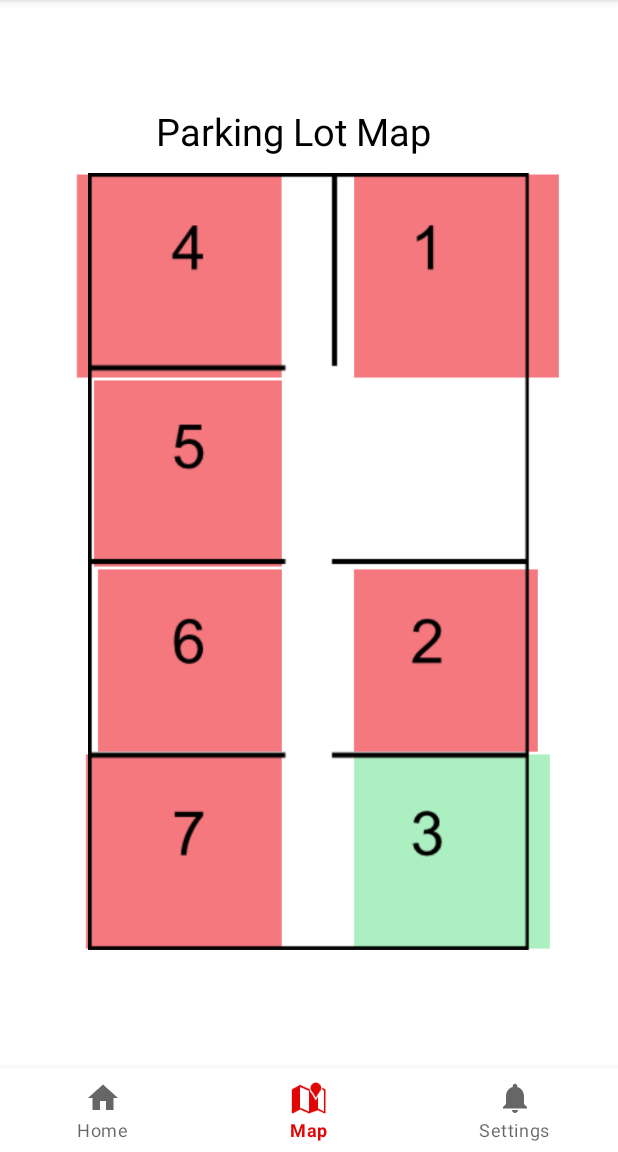
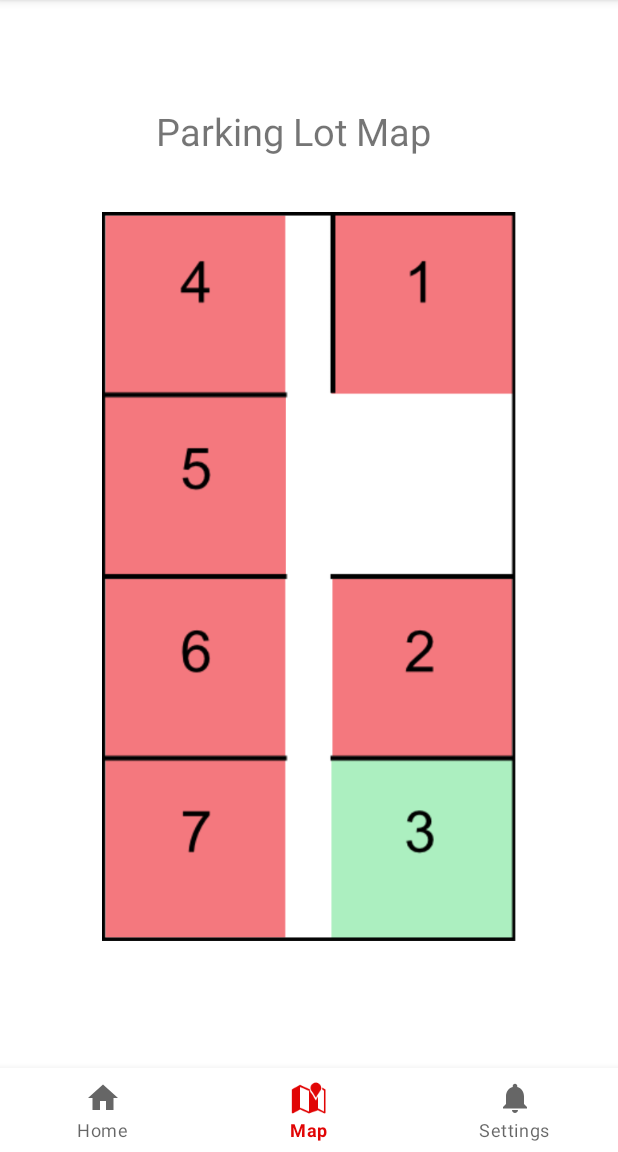
Before and after one commit to piper56M/SmartParkingApp, an Android app: the DashboardFragment screen opened through its navigation route, on a phone screen of 412 x 824 dp, the part 84-1236 px from its top. Run offline under Robolectric (Android 15) with nearby library versions, the phone set to English and light mode, and no system bars; our stand-ins replace Firebase (no records; nobody signed in at launch, a user with empty details on screens opened directly), navigation-ui; 12 statements that could not run were skipped.

Commit message:
Layout + Noti + text

```diff
--- a/app/src/main/java/com/piotrowski/smartparkingapp/ui/dashboard/DashboardFragment.java
+++ b/app/src/main/java/com/piotrowski/smartparkingapp/ui/dashboard/DashboardFragment.java
@@ -29,7 +29,7 @@
 
         binding = FragmentDashboardBinding.inflate(inflater, container, false);
         View root = binding.getRoot();
-        ImageView map = binding.imageView;
+        ImageView map = binding.map;
         int nightModeFlags =
                 getContext().getResources().getConfiguration().uiMode &
                         Configuration.UI_MODE_NIGHT_MASK;
--- a/app/src/main/res/layout/fragment_dashboard.xml
+++ b/app/src/main/res/layout/fragment_dashboard.xml
@@ -8,6 +8,26 @@
     android:layout_height="match_parent"
     tools:context=".ui.dashboard.DashboardFragment">
 
+    <TextView
+        android:id="@+id/Parking_Lot_Map"
+        android:layout_width="wrap_content"
+        android:layout_height="wrap_content"
+        android:text="@string/parkinglotmap"
+        android:textSize="25sp"
+        app:layout_constraintBottom_toBottomOf="parent"
+        app:layout_constraintEnd_toEndOf="parent"
+        app:layout_constraintHorizontal_bias="0.456"
+        app:layout_constraintStart_toStartOf="parent"
+        app:layout_constraintTop_toTopOf="parent"
+        app:layout_constraintVertical_bias="0.022" />
+
+    <androidx.constraintlayout.widget.ConstraintLayout
+        android:layout_width="280dp"
+        android:layout_height="486dp"
+        app:layout_constraintTop_toTopOf="parent"
+        app:layout_constraintBottom_toBottomOf="parent"
+        app:layout_constraintStart_toStartOf="parent"
+        app:layout_constraintEnd_toEndOf="parent">
 
         <androidx.constraintlayout.widget.Guideline
             android:id="@+id/guideline4"
@@ -21,161 +41,91 @@
             android:layout_width="wrap_content"
             android:layout_height="wrap_content"
             android:orientation="vertical"
-        app:layout_constraintGuide_percent="0.57" />
+            app:layout_constraintGuide_percent="0.54" />
 
-    <androidx.constraintlayout.widget.Guideline
-        android:id="@+id/guideline6"
-        android:layout_width="wrap_content"
-        android:layout_height="wrap_content"
-        android:orientation="vertical"
-        app:layout_constraintGuide_percent="0.07" />
-
-    <androidx.constraintlayout.widget.Guideline
-        android:id="@+id/guideline3"
-        android:layout_width="wrap_content"
-        android:layout_height="wrap_content"
-        android:orientation="vertical"
-        app:layout_constraintGuide_percent="0.93" />
-
-    <androidx.constraintlayout.widget.Guideline
-        android:id="@+id/hguideline2"
-        android:layout_width="wrap_content"
-        android:layout_height="wrap_content"
-        android:orientation="horizontal"
-        app:layout_constraintGuide_percent="0.88" />
-
-    <androidx.constraintlayout.widget.Guideline
-        android:id="@+id/hguideline3"
-        android:layout_width="wrap_content"
-        android:layout_height="wrap_content"
-        android:orientation="horizontal"
-        app:layout_constraintGuide_percent="0.68" />
-
-    <androidx.constraintlayout.widget.Guideline
-        android:id="@+id/hguideline4"
-        android:layout_width="wrap_content"
-        android:layout_height="wrap_content"
-        android:orientation="horizontal"
-        app:layout_constraintGuide_percent="0.492
-" />
-
-    <androidx.constraintlayout.widget.Guideline
-        android:id="@+id/hguideline5"
-        android:layout_width="wrap_content"
-        android:layout_height="wrap_content"
-        android:orientation="horizontal"
-        app:layout_constraintGuide_percent="0.3" />
-
-    <androidx.constraintlayout.widget.Guideline
-        android:id="@+id/hguideline6"
-        android:layout_width="wrap_content"
-        android:layout_height="wrap_content"
-        android:orientation="horizontal"
-        app:layout_constraintGuide_percent="0.09" />
+        <ImageView
+            android:id="@+id/map"
+            android:layout_width="match_parent"
+            android:layout_height="match_parent"
+            android:elevation="1dp"
+            android:src="@drawable/parking_lot_animation"
+            app:layout_constraintBottom_toBottomOf="parent"
+            app:layout_constraintEnd_toEndOf="parent"
+            app:layout_constraintStart_toStartOf="parent"
+            app:layout_constraintTop_toTopOf="parent" />
 
         <ImageView
             android:id="@+id/spot3Opened"
             android:layout_width="0dp"
             android:layout_height="0dp"
-        android:scaleType="fitStart"
             android:src="@drawable/spot_opened"
-        app:layout_constraintBottom_toBottomOf="@+id/hguideline2"
-        app:layout_constraintEnd_toEndOf="@+id/guideline3"
+            app:layout_constraintBottom_toBottomOf="parent"
+            app:layout_constraintEnd_toEndOf="parent"
             app:layout_constraintStart_toStartOf="@+id/guideline5"
-        app:layout_constraintTop_toTopOf="@+id/hguideline3" />
+            app:layout_constraintTop_toTopOf="@+id/spot7Opened" />
 
         <ImageView
             android:id="@+id/spot2Opened"
             android:layout_width="0dp"
             android:layout_height="0dp"
-        android:scaleType="fitStart"
             android:src="@drawable/spot_opened"
-        app:layout_constraintBottom_toBottomOf="@+id/hguideline3"
-        app:layout_constraintEnd_toEndOf="@+id/guideline3"
+            app:layout_constraintBottom_toTopOf="@+id/spot3Opened"
+            app:layout_constraintEnd_toEndOf="parent"
             app:layout_constraintStart_toStartOf="@+id/guideline5"
-        app:layout_constraintTop_toTopOf="@+id/hguideline4" />
+            app:layout_constraintTop_toTopOf="@+id/spot6Opened" />
 
         <ImageView
             android:id="@+id/spot7Opened"
             android:layout_width="0dp"
             android:layout_height="0dp"
-        android:contentDescription="spot3open"
-        android:scaleType="fitEnd"
+            android:layout_marginBottom="1dp"
             android:src="@drawable/spot_opened"
-        app:layout_constraintTop_toTopOf="@+id/hguideline3"
+            app:layout_constraintBottom_toBottomOf="parent"
             app:layout_constraintEnd_toEndOf="@+id/guideline4"
-        app:layout_constraintStart_toStartOf="@+id/guideline6"
-        app:layout_constraintBottom_toBottomOf="@+id/hguideline2" />
+            app:layout_constraintStart_toStartOf="parent"
+            app:layout_constraintTop_toBottomOf="@+id/spot6Opened" />
 
         <ImageView
             android:id="@+id/spot6Opened"
             android:layout_width="0dp"
             android:layout_height="0dp"
-        android:contentDescription="spot2open"
-        android:scaleType="fitEnd"
             android:src="@drawable/spot_opened"
-        app:layout_constraintBottom_toBottomOf="@+id/hguideline3"
+            app:layout_constraintBottom_toTopOf="@+id/spot7Opened"
             app:layout_constraintEnd_toEndOf="@+id/guideline4"
-        app:layout_constraintStart_toStartOf="@+id/guideline6"
-        app:layout_constraintTop_toTopOf="@+id/hguideline4" />
+            app:layout_constraintStart_toStartOf="parent"
+            app:layout_constraintTop_toBottomOf="@+id/spot5Opened" />
 
         <ImageView
             android:id="@+id/spot5Opened"
             android:layout_width="0dp"
             android:layout_height="0dp"
-        android:contentDescription="spot5open"
-        android:scaleType="fitEnd"
             android:src="@drawable/spot_opened"
-        app:layout_constraintBottom_toBottomOf="@+id/hguideline4"
-        app:layout_constraintEnd_toEndOf="@+id/guideline4"
-        app:layout_constraintStart_toStartOf="@+id/guideline6"
-        app:layout_constraintTop_toTopOf="@+id/hguideline5" />
+            app:layout_constraintStart_toStartOf="parent"
+            app:layout_constraintBottom_toTopOf="@+id/spot6Opened"
+            app:layout_constraintTop_toBottomOf="@+id/spot4Opened"
+            app:layout_constraintEnd_toEndOf="@+id/guideline4"/>
 
         <ImageView
             android:id="@+id/spot4Opened"
             android:layout_width="0dp"
             android:layout_height="0dp"
-        android:scaleType="fitEnd"
+            android:layout_marginTop="1dp"
             android:src="@drawable/spot_opened"
-        app:layout_constraintBottom_toBottomOf="@+id/hguideline5"
+            app:layout_constraintBottom_toTopOf="@id/spot5Opened"
             app:layout_constraintEnd_toEndOf="@+id/guideline4"
-        app:layout_constraintStart_toStartOf="@+id/guideline6"
-        app:layout_constraintTop_toTopOf="@+id/hguideline6"/>
+            app:layout_constraintStart_toStartOf="parent"
+            app:layout_constraintTop_toTopOf="parent" />
 
         <ImageView
             android:id="@+id/spot1Opened"
             android:layout_width="0dp"
             android:layout_height="0dp"
             android:src="@drawable/spot_opened"
-        android:scaleType="fitStart"
-        app:layout_constraintBottom_toBottomOf="@+id/hguideline5"
-        app:layout_constraintEnd_toEndOf="@+id/guideline3"
+            app:layout_constraintBottom_toBottomOf="@+id/spot4Opened"
+            app:layout_constraintEnd_toEndOf="parent"
             app:layout_constraintStart_toStartOf="@+id/guideline5"
-        app:layout_constraintTop_toTopOf="@+id/hguideline6" />
-
-    <ImageView
-        android:id="@+id/imageView"
-        android:layout_width="0dp"
-        android:layout_height="0dp"
-        android:src="@drawable/parking_lot_animation"
-        app:layout_constraintBottom_toBottomOf="@+id/hguideline2"
-        app:layout_constraintEnd_toEndOf="@+id/guideline3"
-        app:layout_constraintStart_toStartOf="@id/guideline6"
-        app:layout_constraintTop_toTopOf="@+id/hguideline6"/>
-
-    <TextView
-        android:id="@+id/Parking_Lot_Map"
-        android:layout_width="wrap_content"
-        android:layout_height="wrap_content"
-        android:text="@string/parkinglotmap"
-        android:textColor="#000000"
-        android:textSize="25sp"
-        app:layout_constraintBottom_toBottomOf="parent"
-        app:layout_constraintEnd_toEndOf="parent"
-        app:layout_constraintHorizontal_bias="0.456"
-        app:layout_constraintStart_toStartOf="parent"
-        app:layout_constraintTop_toTopOf="parent"
-        app:layout_constraintVertical_bias="0.022" />
-
+            app:layout_constraintTop_toTopOf="parent" />
 
     </androidx.constraintlayout.widget.ConstraintLayout>
+
+</androidx.constraintlayout.widget.ConstraintLayout>
--- a/app/src/main/res/layout/fragment_home.xml
+++ b/app/src/main/res/layout/fragment_home.xml
@@ -27,7 +27,6 @@
         android:layout_width="wrap_content"
         android:layout_height="wrap_content"
         android:text="@string/uhart_smart_parking_app"
-        android:textColor="#000000"
         android:textSize="25sp"
         android:textStyle="bold"
         app:layout_constraintBottom_toBottomOf="parent"
@@ -42,7 +41,6 @@
         android:layout_width="386dp"
         android:layout_height="148dp"
         android:text="@string/welcome_to_the_uhart_smart_parking_app_here_you_will_find_information_about_on_campus_parking_lot_availability"
-        android:textColor="#000000"
         android:textSize="23sp"
         app:layout_constraintBottom_toBottomOf="parent"
         app:layout_constraintEnd_toEndOf="parent"
--- a/app/src/main/res/layout/fragment_notifications.xml
+++ b/app/src/main/res/layout/fragment_notifications.xml
@@ -25,8 +25,8 @@
         android:id="@+id/DarkModeSwitch"
         android:layout_width="wrap_content"
         android:layout_height="wrap_content"
+        android:text="Dark mode"
         android:minHeight="48dp"
-        android:text="@string/dark_mode"
         android:textSize="20sp"
         app:layout_constraintBottom_toBottomOf="parent"
         app:layout_constraintEnd_toEndOf="parent"
@@ -41,7 +41,6 @@
         android:layout_width="wrap_content"
         android:layout_height="wrap_content"
         android:text="@string/app_settings"
-        android:textColor="#000000"
         android:textSize="25sp"
         android:textStyle="bold"
         app:layout_constraintBottom_toBottomOf="parent"
@@ -57,7 +56,6 @@
         android:layout_height="wrap_content"
         android:minHeight="48dp"
         android:text="@string/notifications"
-        android:textColor="#000000"
         android:textSize="20sp"
         app:layout_constraintBottom_toBottomOf="parent"
         app:layout_constraintEnd_toEndOf="parent"
```
Lines whose indentation alone changed are shown as unchanged.
